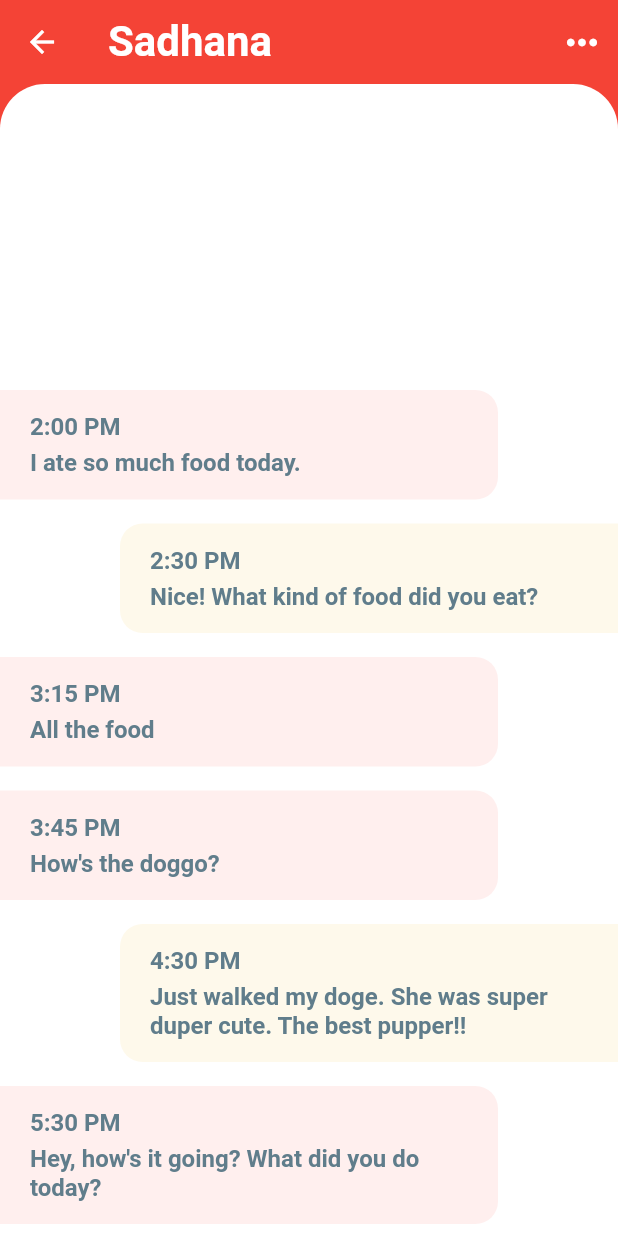
After one commit to SusanGuy/Flutter-Chat-UI, a Flutter app: the screen it shows after launch, after a tap on "Sadhana", on a phone screen of 412 x 824 dp. The commit adds this screen. Run offline on Flutter 3.47's test engine with Material 2 defaults, Android fonts, the phone set to English and light mode, and no system bars.

Commit message:
Message widget done

```diff
--- a/lib/models/message_models.dart
+++ b/lib/models/message_models.dart
@@ -17,49 +17,49 @@ final User currentUser = User(
 );
 
 final User susan = User(
-  id: 0,
+  id: 1,
   name: "Susan",
   imageUrl: 'assets/images/susan.jpg',
 );
 
 final User prabesh = User(
-  id: 1,
+  id: 2,
   name: "Prabesh",
   imageUrl: 'assets/images/prabesh.jpg',
 );
 
 final User sworup = User(
-  id: 2,
+  id: 3,
   name: "Sworup",
   imageUrl: 'assets/images/sworup.jpg',
 );
 
 final User sadhana = User(
-  id: 3,
+  id: 4,
   name: "Sadhana",
   imageUrl: 'assets/images/sadhana.jpg',
 );
 
 final User prabin = User(
-  id: 4,
+  id: 5,
   name: "Prabin",
   imageUrl: 'assets/images/prabin.jpg',
 );
 
 final User anjal = User(
-  id: 5,
+  id: 6,
   name: "Anjal",
   imageUrl: 'assets/images/anjal.jpg',
 );
 
 final User bhabish = User(
-  id: 6,
+  id: 7,
   name: "Bhabish",
   imageUrl: 'assets/images/bhabish.jpg',
 );
 
 final User sushant = User(
-  id: 7,
+  id: 8,
   name: "Sushant",
   imageUrl: 'assets/images/sushant.jpg',
 );
--- /dev/null
+++ b/lib/screens/chat_screen.dart
@@ -0,0 +1,93 @@
+import 'package:Messenger/models/message_models.dart';
+import 'package:Messenger/models/user_modal.dart';
+import 'package:flutter/material.dart';
+
+class ChatScreen extends StatefulWidget {
+  final User user;
+  ChatScreen({this.user});
+  @override
+  _ChatScreenState createState() => _ChatScreenState();
+}
+
+class _ChatScreenState extends State<ChatScreen> {
+  _buildMessage(Message message, bool isMe) {
+    return Container(
+        margin: isMe
+            ? EdgeInsets.only(top: 8.0, bottom: 8.0, left: 80.0)
+            : EdgeInsets.only(top: 8.0, bottom: 8.0, right: 80.0),
+        padding: EdgeInsets.symmetric(horizontal: 20.0, vertical: 15.0),
+        decoration: BoxDecoration(
+            color: isMe ? Theme.of(context).accentColor : Color(0xFFFFEFEE),
+            borderRadius: isMe
+                ? BorderRadius.only(
+                    topLeft: Radius.circular(15.0),
+                    bottomLeft: Radius.circular(15.0))
+                : BorderRadius.only(
+                    topRight: Radius.circular(15.0),
+                    bottomRight: Radius.circular(15.0))),
+        child: Column(
+          crossAxisAlignment: CrossAxisAlignment.start,
+          children: <Widget>[
+            Text(message.time,
+                style: TextStyle(
+                    color: Colors.blueGrey,
+                    fontSize: 16.0,
+                    fontWeight: FontWeight.w600)),
+            SizedBox(height: 5.0),
+            Text(message.text,
+                style: TextStyle(
+                    color: Colors.blueGrey,
+                    fontSize: 16.0,
+                    fontWeight: FontWeight.w600)),
+          ],
+        ));
+  }
+
+  @override
+  Widget build(BuildContext context) {
+    return Scaffold(
+        backgroundColor: Theme.of(context).primaryColor,
+        appBar: AppBar(
+          elevation: 0.0,
+          title: Text(widget.user.name,
+              style: TextStyle(fontSize: 28.0, fontWeight: FontWeight.bold)),
+          actions: <Widget>[
+            IconButton(
+              icon: Icon(Icons.more_horiz),
+              iconSize: 30.0,
+              color: Colors.white,
+              onPressed: () {},
+            )
+          ],
+        ),
+        body: Column(
+          children: <Widget>[
+            Expanded(
+              child: Container(
+                decoration: BoxDecoration(
+                    color: Colors.white,
+                    borderRadius: BorderRadius.only(
+                        topLeft: Radius.circular(30.0),
+                        topRight: Radius.circular(30.0))),
+                child: ClipRRect(
+                  borderRadius: BorderRadius.only(
+                      topLeft: Radius.circular(30.0),
+                      topRight: Radius.circular(30.0)),
+                  child: ListView.builder(
+                    reverse: true,
+                    padding: EdgeInsets.only(top: 15.0),
+                    itemBuilder: (BuildContext context, int index) {
+                      final Message message = messages[index];
+
+                      bool isMe = message.sender.id == currentUser.id;
+                      return _buildMessage(message, isMe);
+                    },
+                    itemCount: messages.length,
+                  ),
+                ),
+              ),
+            ),
+          ],
+        ));
+  }
+}
--- a/lib/widgets/favorite_contacts.dart
+++ b/lib/widgets/favorite_contacts.dart
@@ -1,4 +1,5 @@
 import 'package:Messenger/models/message_models.dart';
+import 'package:Messenger/screens/chat_screen.dart';
 import 'package:flutter/material.dart';
 
 class FavoriteContacts extends StatelessWidget {
@@ -37,7 +38,15 @@ class FavoriteContacts extends StatelessWidget {
                 scrollDirection: Axis.horizontal,
                 padding: EdgeInsets.only(left: 10.0),
                 itemBuilder: (BuildContext context, int index) {
-                  return Padding(
+                  return GestureDetector(
+                    onTap: () {
+                      Navigator.push(
+                          context,
+                          MaterialPageRoute(
+                              builder: (_) =>
+                                  ChatScreen(user: favorites[index])));
+                    },
+                    child: Padding(
                       padding: EdgeInsets.all(10.0),
                       child: Column(
                         children: <Widget>[
@@ -54,6 +63,7 @@ class FavoriteContacts extends StatelessWidget {
                               )),
                         ],
                       ),
+                    ),
                   );
                 },
                 itemCount: favorites.length,
--- a/lib/widgets/recent_chats.dart
+++ b/lib/widgets/recent_chats.dart
@@ -1,4 +1,5 @@
 import 'package:Messenger/models/message_models.dart';
+import 'package:Messenger/screens/chat_screen.dart';
 import 'package:flutter/material.dart';
 
 class RecentChats extends StatelessWidget {
@@ -18,10 +19,18 @@ class RecentChats extends StatelessWidget {
             child: ListView.builder(
                 itemBuilder: (BuildContext context, int index) {
                   final Message chat = chats[index];
-                  return Container(
-                    margin: EdgeInsets.only(top: 5.0, bottom: 5.0, right: 20.0),
-                    padding:
-                        EdgeInsets.symmetric(horizontal: 20.0, vertical: 20.0),
+                  return GestureDetector(
+                    onTap: () {
+                      Navigator.push(
+                          context,
+                          MaterialPageRoute(
+                              builder: (_) => ChatScreen(user: chat.sender)));
+                    },
+                    child: Container(
+                      margin:
+                          EdgeInsets.only(top: 5.0, bottom: 5.0, right: 20.0),
+                      padding: EdgeInsets.symmetric(
+                          horizontal: 20.0, vertical: 20.0),
                       decoration: BoxDecoration(
                           color: chat.unread ? Color(0xFFFFEFEE) : Colors.white,
                           borderRadius: BorderRadius.only(
@@ -51,8 +60,8 @@ class RecentChats extends StatelessWidget {
                                     height: 10.0,
                                   ),
                                   Container(
-                                  width:
-                                      MediaQuery.of(context).size.width * 0.45,
+                                    width: MediaQuery.of(context).size.width *
+                                        0.45,
                                     child: Text(
                                       chat.text,
                                       style: TextStyle(
@@ -82,7 +91,8 @@ class RecentChats extends StatelessWidget {
                                       decoration: BoxDecoration(
                                           borderRadius:
                                               BorderRadius.circular(30.0),
-                                        color: Theme.of(context).primaryColor),
+                                          color:
+                                              Theme.of(context).primaryColor),
                                       child: Text("NEW",
                                           style: TextStyle(
                                               color: Colors.white,
@@ -93,6 +103,7 @@ class RecentChats extends StatelessWidget {
                           )
                         ],
                       ),
+                    ),
                   );
                 },
                 itemCount: chats.length),
```
Lines whose indentation alone changed are shown as unchanged.
